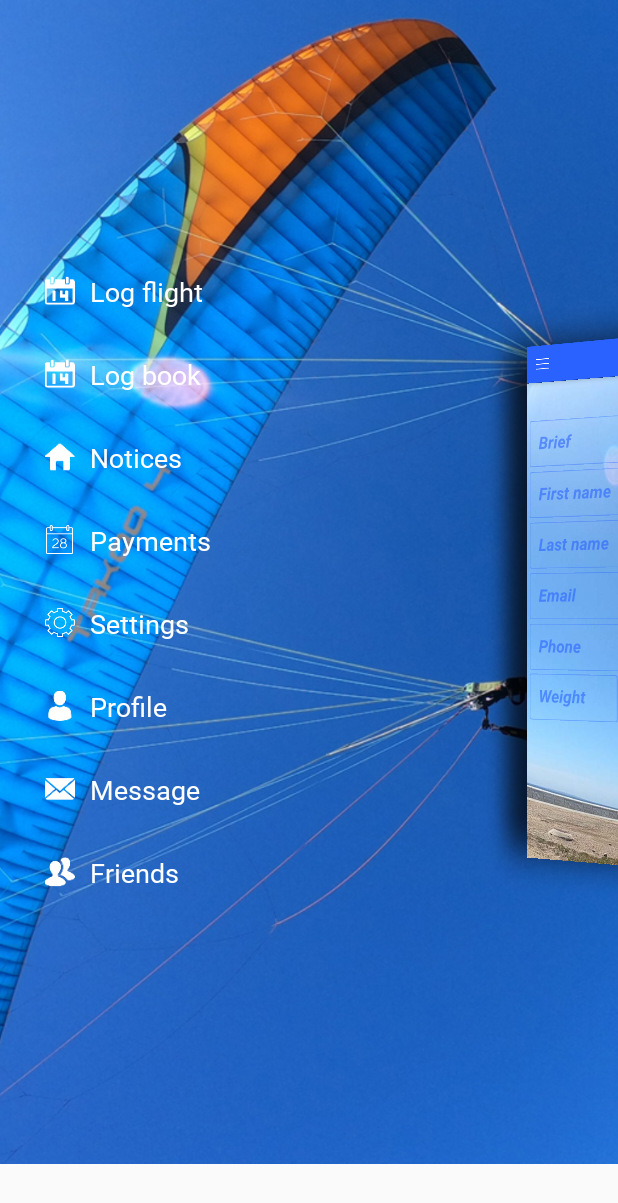
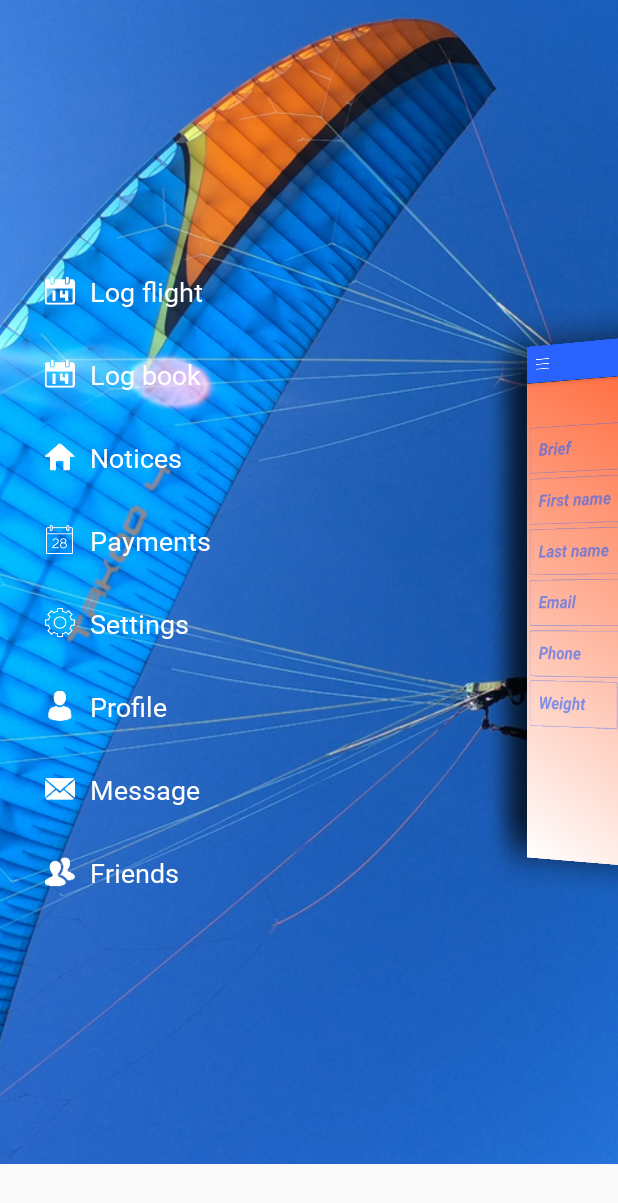
Before and after one commit to nigelfrith/Paratrax_rv3, an Android app: the fragment Quick_Log_Fragment placed in its activity, on a phone screen of 412 x 824 dp. Shown: the top 1203 px of the screen. Run offline under Robolectric (Android 15) with nearby library versions, the phone set to English and light mode, and no system bars; our stand-ins replace Firebase (no records; nobody signed in at launch, a user with empty details on screens opened directly); libraries missing offline, so code that uses them is left out: com.jaredrummler.materialspinner; plain views replace MaterialSpinner; 6 statements that could not run were skipped.

Commit message:
updates 020220 v2

```diff
--- a/src/main/java/com/altitude/paratrax/Fragments/Quick_Log_Fragment.java
+++ b/src/main/java/com/altitude/paratrax/Fragments/Quick_Log_Fragment.java
@@ -288,7 +288,7 @@ public class Quick_Log_Fragment extends Fragment {
             }else{
                 uid = "No uid";
             }
-            FirebaseDatabase.getInstance().setPersistenceEnabled(true);
+            //FirebaseDatabase.getInstance().setPersistenceEnabled(true);
             databaseReference = FirebaseDatabase.getInstance().getReference("quick_log").child(uid);
             String key = databaseReference.push().getKey();
 
--- a/src/main/res/layout/fragment_quick__log.xml
+++ b/src/main/res/layout/fragment_quick__log.xml
@@ -7,10 +7,10 @@
     android:id="@+id/frameLayout"
     android:layout_width="match_parent"
     android:layout_height="match_parent"
-    android:background="@drawable/gathering_lines"
+    android:animateLayoutChanges="true"
+    android:background="@drawable/background_selector_gradient"
+    android:fitsSystemWindows="true"
     android:orientation="vertical"
-    android:fitsSystemWindows="true"
-    android:animateLayoutChanges="true"
     tools:context=".Fragments.Quick_Log_Fragment">
 
     <ScrollView
@@ -25,20 +25,23 @@
 
             <LinearLayout
                 android:layout_width="match_parent"
-                android:layout_height="50dp">
+                android:layout_height="50dp"
+                android:layout_marginTop="10dp">
 
                 <androidx.constraintlayout.widget.ConstraintLayout
                     android:layout_width="match_parent"
-                    android:layout_height="match_parent">
+                    android:layout_height="match_parent"
+                    android:backgroundTint="@android:color/black">
 
                     <com.jaredrummler.materialspinner.MaterialSpinner
                         android:id="@+id/mv_spinner_company"
                         android:layout_width="250dp"
                         android:layout_height="match_parent"
                         android:layout_marginStart="5dp"
-
+                        android:backgroundTint="@android:color/black"
+                        android:textColor="@android:color/holo_red_light"
+                        android:fontFamily="Roboto-LightItalic"
                         android:textSize="16dp"
-                        android:fontFamily="Roboto-LightItalic"
                         android:textStyle="bold|italic"
                         android:typeface="monospace"
 
@@ -51,7 +54,8 @@
                         android:layout_width="150dp"
                         android:layout_height="match_parent"
                         android:layout_marginEnd="5dp"
-
+                        android:backgroundTint="@android:color/black"
+                        android:textColor="@android:color/holo_red_light"
                         android:fontFamily="Roboto-LightItalic"
                         android:textSize="16dp"
                         android:textStyle="bold|italic"
@@ -65,14 +69,13 @@
             </LinearLayout>
 
 
-
             <com.google.android.material.textfield.TextInputLayout
                 style="@style/Widget.MaterialComponents.TextInputLayout.OutlinedBox"
                 android:layout_width="match_parent"
                 android:layout_height="wrap_content"
                 android:layout_marginStart="5dp"
+                android:layout_marginTop="2dp"
                 android:layout_marginEnd="5dp"
-                android:layout_marginTop="2dp"
                 android:hint="@string/txt_brief"
                 android:nextFocusDown="@+id/txt_fname"
                 android:nextFocusForward="@+id/txt_fname">
@@ -97,8 +100,8 @@
                 android:layout_width="match_parent"
                 android:layout_height="wrap_content"
                 android:layout_marginStart="5dp"
+                android:layout_marginTop="2dp"
                 android:layout_marginEnd="5dp"
-                android:layout_marginTop="2dp"
                 android:hint="@string/txt_fname"
                 android:nextFocusDown="@+id/txt_lname2"
                 android:nextFocusForward="@+id/txt_lname">
@@ -118,17 +121,17 @@
             </com.google.android.material.textfield.TextInputLayout>
 
 
-
             <com.google.android.material.textfield.TextInputLayout
                 style="@style/Widget.MaterialComponents.TextInputLayout.OutlinedBox"
                 android:layout_width="match_parent"
                 android:layout_height="wrap_content"
                 android:layout_marginStart="5dp"
+                android:layout_marginTop="1dp"
                 android:layout_marginEnd="5dp"
-                android:layout_marginTop="1dp"
                 android:hint="@string/txt_lname"
                 android:nextFocusDown="@+id/txt_email"
                 android:nextFocusForward="@+id/txt_email">
+
                 <com.google.android.material.textfield.TextInputEditText
                     android:id="@+id/txt_lname"
                     android:layout_width="match_parent"
@@ -136,14 +139,12 @@
                     android:autoSizeMaxTextSize="50dp"
                     android:fadingEdge="horizontal|vertical"
                     android:fontFamily="Roboto-LightItalic"
+                    android:inputType="textPersonName"
+                    android:maxLines="1"
                     android:textSize="26dp"
                     android:textStyle="bold|italic"
-                    android:typeface="monospace"
-                    android:inputType="textPersonName"
-                    android:maxLines="1"
-                   />
+                    android:typeface="monospace" />
             </com.google.android.material.textfield.TextInputLayout>
-
 
 
             <com.google.android.material.textfield.TextInputLayout
@@ -151,11 +152,12 @@
                 android:layout_width="match_parent"
                 android:layout_height="wrap_content"
                 android:layout_marginStart="5dp"
+                android:layout_marginTop="1dp"
                 android:layout_marginEnd="5dp"
-                android:layout_marginTop="1dp"
                 android:hint="@string/txt_email"
                 android:nextFocusDown="@+id/txt_phone"
                 android:nextFocusForward="@+id/txt_phone">
+
                 <com.google.android.material.textfield.TextInputEditText
                     android:id="@+id/txt_email"
                     android:layout_width="match_parent"
@@ -163,13 +165,12 @@
                     android:autoSizeMaxTextSize="50dp"
                     android:fadingEdge="horizontal|vertical"
                     android:fontFamily="Roboto-LightItalic"
+                    android:inputType="textEmailAddress"
+                    android:maxLines="1"
                     android:textSize="26dp"
                     android:textStyle="bold|italic"
-                    android:typeface="monospace"
-                    android:inputType="textEmailAddress"
-                    android:maxLines="1" />
+                    android:typeface="monospace" />
             </com.google.android.material.textfield.TextInputLayout>
-
 
 
             <com.google.android.material.textfield.TextInputLayout
@@ -177,8 +178,8 @@
                 android:layout_width="match_parent"
                 android:layout_height="wrap_content"
                 android:layout_marginStart="5dp"
+                android:layout_marginTop="1dp"
                 android:layout_marginEnd="5dp"
-                android:layout_marginTop="1dp"
                 android:hint="@string/txt_phone"
                 android:nextFocusDown="@+id/txt_pax_age"
                 android:nextFocusForward="@+id/txt_pax_age">
@@ -190,20 +191,17 @@
                     android:autoSizeMaxTextSize="50dp"
                     android:fadingEdge="horizontal|vertical"
                     android:fontFamily="Roboto-LightItalic"
+                    android:inputType="number"
+                    android:maxLines="1"
                     android:textSize="26dp"
                     android:textStyle="bold|italic"
-                    android:typeface="monospace"
-                    android:inputType="number"
-                    android:maxLines="1" />
+                    android:typeface="monospace" />
             </com.google.android.material.textfield.TextInputLayout>
-
-
 
 
             <androidx.constraintlayout.widget.ConstraintLayout
                 android:layout_width="match_parent"
-    android:layout_height="wrap_content"
-    >
+                android:layout_height="wrap_content">
 
                 <com.google.android.material.textfield.TextInputLayout
                     android:id="@+id/textInputLayout"
@@ -264,73 +262,65 @@
             </androidx.constraintlayout.widget.ConstraintLayout>
 
 
-
-
-
-
             <com.google.android.material.checkbox.MaterialCheckBox
                 android:id="@+id/chk_medical"
                 android:layout_width="match_parent"
                 android:layout_height="wrap_content"
                 android:focusable="auto"
-                android:hint="Medical condition">
-            </com.google.android.material.checkbox.MaterialCheckBox>
+                android:hint="Medical condition"></com.google.android.material.checkbox.MaterialCheckBox>
+
             <com.google.android.material.checkbox.MaterialCheckBox
                 android:id="@+id/chk_disability"
                 android:layout_width="match_parent"
                 android:layout_height="wrap_content"
                 android:focusable="auto"
-                android:hint="Disability">
-            </com.google.android.material.checkbox.MaterialCheckBox>
+                android:hint="Disability"></com.google.android.material.checkbox.MaterialCheckBox>
+
             <com.google.android.material.checkbox.MaterialCheckBox
                 android:id="@+id/chk_baggage"
                 android:layout_width="match_parent"
                 android:layout_height="wrap_content"
                 android:focusable="auto"
-                android:hint="Baggage">
-            </com.google.android.material.checkbox.MaterialCheckBox>
+                android:hint="Baggage"></com.google.android.material.checkbox.MaterialCheckBox>
 
             <com.google.android.material.checkbox.MaterialCheckBox
                 android:id="@+id/chk_transport"
                 android:layout_width="match_parent"
                 android:layout_height="wrap_content"
+                android:checked="true"
                 android:focusable="auto"
-                android:checked="true"
-                android:hint="Transportation included">
-            </com.google.android.material.checkbox.MaterialCheckBox>
+                android:hint="Transportation included"></com.google.android.material.checkbox.MaterialCheckBox>
 
             <com.google.android.material.checkbox.MaterialCheckBox
                 android:id="@+id/chk_pics"
                 android:layout_width="match_parent"
                 android:layout_height="wrap_content"
+                android:checked="true"
                 android:focusable="auto"
-                android:checked="true"
-                android:hint="Pictures">
-            </com.google.android.material.checkbox.MaterialCheckBox>
+                android:hint="Pictures"></com.google.android.material.checkbox.MaterialCheckBox>
 
             <com.google.android.material.checkbox.MaterialCheckBox
                 android:id="@+id/chk_sherpa"
                 android:layout_width="match_parent"
                 android:layout_height="wrap_content"
+                android:checked="true"
                 android:focusable="auto"
-                android:checked="true"
-                android:hint="Sherpa">
-            </com.google.android.material.checkbox.MaterialCheckBox>
+                android:hint="Sherpa"></com.google.android.material.checkbox.MaterialCheckBox>
+
             <com.google.android.material.checkbox.MaterialCheckBox
                 android:id="@+id/chk_packing"
                 android:layout_width="match_parent"
                 android:layout_height="wrap_content"
+                android:checked="true"
                 android:focusable="auto"
-                android:checked="true"
-                android:hint="Packing included">
-            </com.google.android.material.checkbox.MaterialCheckBox>
+                android:hint="Packing included"></com.google.android.material.checkbox.MaterialCheckBox>
+
             <com.google.android.material.checkbox.MaterialCheckBox
                 android:id="@+id/chk_sd_given"
                 android:layout_width="match_parent"
                 android:layout_height="wrap_content"
                 android:focusable="auto"
-                android:hint="Sd card given">
-            </com.google.android.material.checkbox.MaterialCheckBox>
+                android:hint="Sd card given"></com.google.android.material.checkbox.MaterialCheckBox>
 
 
             <com.google.android.material.textfield.TextInputLayout
@@ -338,8 +328,8 @@
                 android:layout_width="match_parent"
                 android:layout_height="wrap_content"
                 android:layout_marginStart="5dp"
+                android:layout_marginTop="2dp"
                 android:layout_marginEnd="5dp"
-                android:layout_marginTop="2dp"
                 android:hint="Time since last flight"
                 android:nextFocusDown="@+id/txt_additional"
                 android:nextFocusForward="@+id/txt_additional">
@@ -359,14 +349,13 @@
             </com.google.android.material.textfield.TextInputLayout>
 
 
-
             <com.google.android.material.textfield.TextInputLayout
                 style="@style/Widget.MaterialComponents.TextInputLayout.OutlinedBox"
                 android:layout_width="match_parent"
                 android:layout_height="wrap_content"
                 android:layout_marginStart="5dp"
+                android:layout_marginTop="2dp"
                 android:layout_marginEnd="5dp"
-                android:layout_marginTop="2dp"
                 android:hint="Additional Information"
                 android:nextFocusDown="@+id/btn_Quick_Log_Post"
                 android:nextFocusForward="@+id/btn_Quick_Log_Post">
@@ -375,22 +364,15 @@
                     android:id="@+id/txt_additional"
                     android:layout_width="match_parent"
                     android:layout_height="wrap_content"
+                    android:height="150dp"
                     android:autoSizeMaxTextSize="50dp"
                     android:fadingEdge="horizontal|vertical"
                     android:fontFamily="Roboto-LightItalic"
-                    android:height="150dp"
                     android:inputType="textMultiLine"
                     android:textSize="26dp"
                     android:textStyle="bold|italic"
                     android:typeface="monospace" />
             </com.google.android.material.textfield.TextInputLayout>
-
-
-
-
-
-
-
 
 
             <Button
@@ -400,8 +382,7 @@
                 android:layout_marginStart="8dp"
                 android:layout_marginTop="20dp"
                 android:layout_marginEnd="8dp"
-                android:text="Submit"
-           />
+                android:text="Submit" />
 
 
             <androidx.appcompat.widget.LinearLayoutCompat
@@ -409,10 +390,6 @@
                 android:layout_height="300dp"></androidx.appcompat.widget.LinearLayoutCompat>
 
 
-
-
-
-
         </androidx.appcompat.widget.LinearLayoutCompat>
     </ScrollView>
 </LinearLayout>
```
Also changed, not shown: src/main/java/com/altitude/paratrax/Fragments/Full_Logbook_Fragment.java (+47 -23 lines), src/main/res/layout/fragment_logbook_full.xml (+20 -9 lines), src/main/res/layout/full_logbook_list_item.xml (+39 -47 lines), src/main/res/drawable-v24/angel_wings.jpg (deleted), src/main/res/drawable-v24/handdrawnmountains.jpg (renamed from src/main/res/drawable-v24/handdrawn_mountains.jpg), src/main/res/drawable/altiind.jpg (added), src/main/res/drawable/suntopright.png (added). Lines whose indentation alone changed are shown as unchanged.
